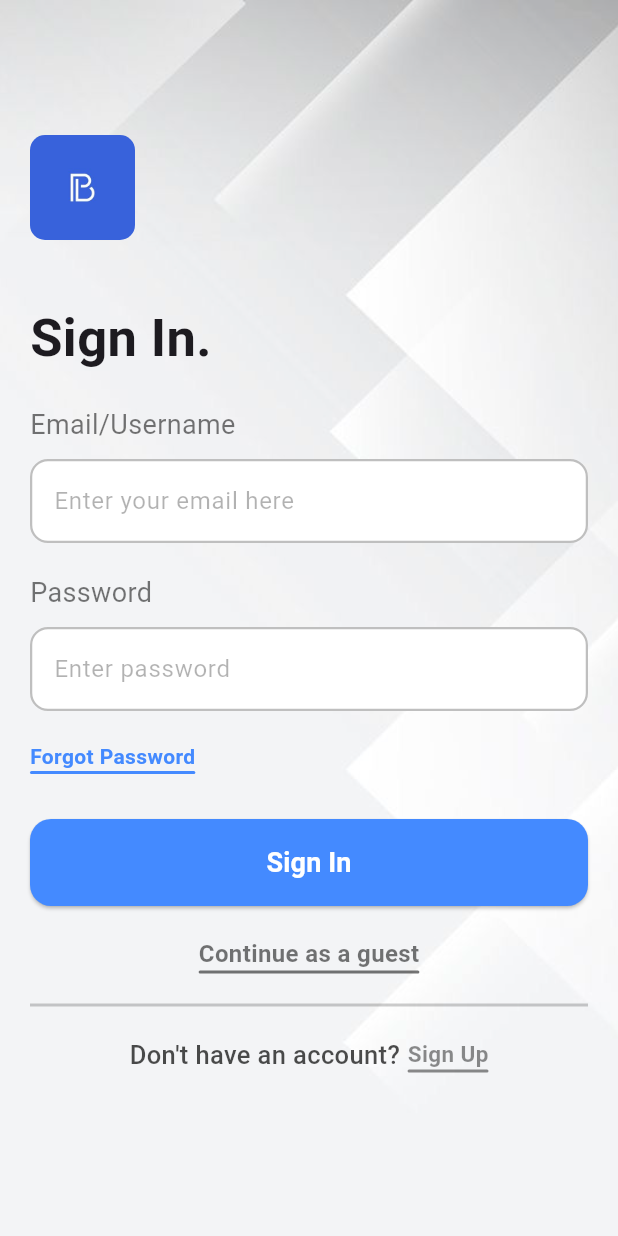
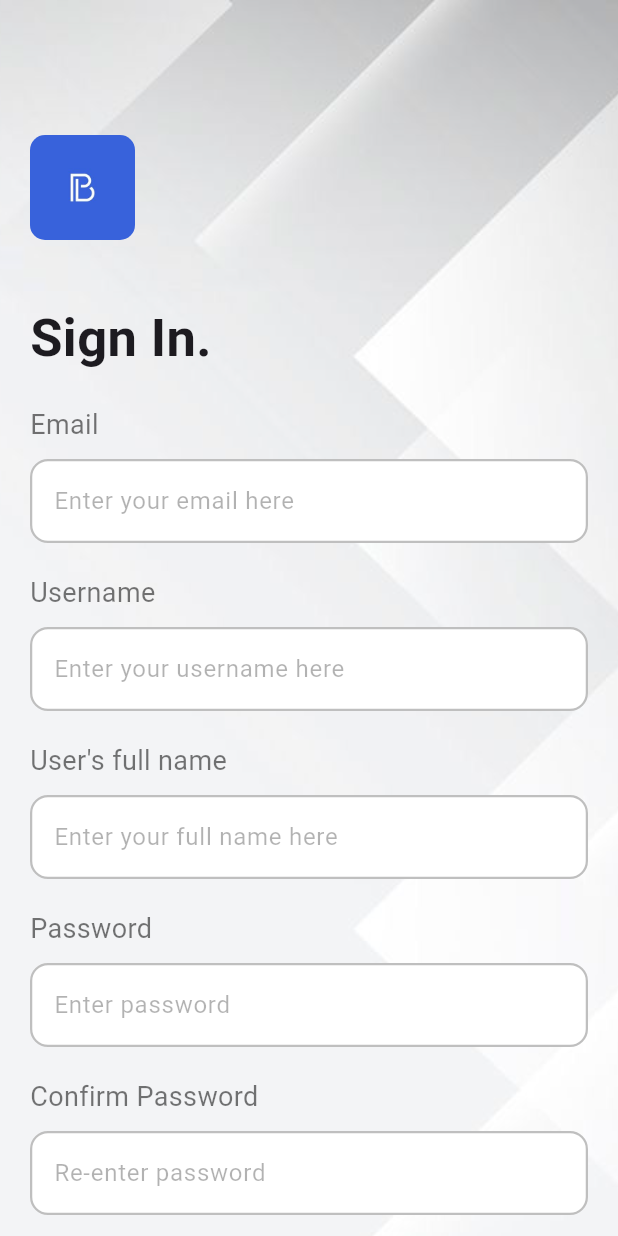
Before and after one commit to MrCo0701/MyBlog, a Flutter app: the screen it shows after launch, after a tap on "Sign Up", on a phone screen of 412 x 824 dp. Run offline on Flutter 3.47's test engine with Material 3 defaults, Android fonts, the phone set to English and light mode, and no system bars.

Commit message:
feat(auth): signup screen

```diff
--- a/lib/features/authentication/presentation/pages/login_screen.dart
+++ b/lib/features/authentication/presentation/pages/login_screen.dart
@@ -1,4 +1,5 @@
 import 'package:flutter/material.dart';
+import 'package:my_blog/features/authentication/presentation/pages/signup_screen.dart';
 import 'package:my_blog/features/authentication/presentation/widgets/button_login_custom.dart';
 import 'package:my_blog/features/authentication/presentation/widgets/text_field_login.dart';
 import 'package:my_blog/features/authentication/presentation/widgets/text_with_line.dart';
@@ -113,7 +114,12 @@ class LoginScreen extends StatelessWidget {
                         text: 'Sign Up',
                         color: Colors.black45,
                         size: 15,
-                        onPress: () {},
+                        onPress: () => Navigator.push(
+                          context,
+                          MaterialPageRoute(
+                            builder: (_) => const SignupScreen(),
+                          ),
+                        ),
                       ),
                     ],
                   ),
--- /dev/null
+++ b/lib/features/authentication/presentation/pages/signup_screen.dart
@@ -0,0 +1,140 @@
+import 'package:flutter/cupertino.dart';
+import 'package:flutter/material.dart';
+
+import '../widgets/button_login_custom.dart';
+import '../widgets/text_field_login.dart';
+import '../widgets/text_with_line.dart';
+
+class SignupScreen extends StatelessWidget {
+  const SignupScreen({super.key});
+
+  @override
+  Widget build(BuildContext context) {
+    final emailController = TextEditingController();
+    final userNameController = TextEditingController();
+    final fullNameController = TextEditingController();
+    final passwordController = TextEditingController();
+    final passAgainController = TextEditingController();
+
+    return Scaffold(
+      body: SingleChildScrollView(
+        child: Stack(
+          children: [
+            Positioned.fill(
+              child: Image.asset(
+                'assets/background/background_login.png',
+                fit: BoxFit.cover,
+              ),
+            ),
+            Container(
+              width: double.infinity,
+              padding: EdgeInsets.all(10),
+              child: Padding(
+                padding: const EdgeInsets.symmetric(horizontal: 10),
+                child: Column(
+                  crossAxisAlignment: CrossAxisAlignment.start,
+                  children: [
+                    SizedBox(height: 80),
+                    // * Logo
+                    Container(
+                      decoration: BoxDecoration(
+                        image: DecorationImage(
+                          image: AssetImage('assets/logo/logoB.png'),
+                          fit: BoxFit.cover,
+                        ),
+                        borderRadius: BorderRadius.circular(10),
+                      ),
+                      height: 70,
+                      width: 70,
+                    ),
+                    SizedBox(height: 40),
+
+                    Text(
+                      'Sign In.',
+                      style: TextStyle(
+                        fontWeight: FontWeight.bold,
+                        fontSize: 35,
+                      ),
+                    ),
+                    SizedBox(height: 20),
+
+                    // * Form
+                    Form(
+                      child: Column(
+                        crossAxisAlignment: CrossAxisAlignment.start,
+                        children: [
+                          TextFieldLogin(
+                            hintText: 'Enter your email here',
+                            title: 'Email',
+                            controller: emailController,
+                          ),
+                          SizedBox(height: 20),
+                          TextFieldLogin(
+                            hintText: 'Enter your username here',
+                            title: 'Username',
+                            controller: emailController,
+                          ),
+                          SizedBox(height: 20),
+                          TextFieldLogin(
+                            hintText: 'Enter your full name here',
+                            title: 'User\'s full name',
+                            controller: emailController,
+                          ),
+                          SizedBox(height: 20),
+                          TextFieldLogin(
+                            hintText: 'Enter password',
+                            title: 'Password',
+                            controller: emailController,
+                          ),
+                          SizedBox(height: 20),
+                          TextFieldLogin(
+                            hintText: 'Re-enter password',
+                            title: 'Confirm Password',
+                            controller: emailController,
+                          ),
+                          SizedBox(height: 30),
+                          ButtonLoginCustom(text: 'Sign In', onPress: () {}),
+                        ],
+                      ),
+                    ),
+
+                    SizedBox(height: 20),
+                    Container(
+                      width: double.infinity,
+                      color: Colors.black.withOpacity(0.2),
+                      height: 2,
+                    ),
+
+                    SizedBox(height: 20),
+                    Row(
+                      mainAxisAlignment: MainAxisAlignment.center,
+                      crossAxisAlignment: CrossAxisAlignment.end,
+                      children: [
+                        Text(
+                          'Already a member?',
+                          style: TextStyle(
+                            color: Colors.black.withOpacity(0.7),
+                            fontSize: 17,
+                            fontWeight: FontWeight.w500,
+                          ),
+                        ),
+                        SizedBox(width: 5),
+                        ButtonTextWithLine(
+                          text: 'Sign In',
+                          color: Colors.black,
+                          size: 16,
+                          onPress: () => Navigator.pop(context),
+                        ),
+                      ],
+                    ),
+                    SizedBox(height: 20),
+                  ],
+                ),
+              ),
+            ),
+          ],
+        ),
+      ),
+    );
+  }
+}
--- a/lib/features/authentication/presentation/widgets/text_field_login.dart
+++ b/lib/features/authentication/presentation/widgets/text_field_login.dart
@@ -19,7 +19,11 @@ class TextFieldLogin extends StatelessWidget {
       children: [
         Text(
           title,
-          style: TextStyle(fontSize: 18, fontWeight: FontWeight.w400, color: Colors.black54),
+          style: TextStyle(
+            fontSize: 18,
+            fontWeight: FontWeight.w400,
+            color: Colors.black54,
+          ),
         ),
         SizedBox(height: 10),
         Focus(
```
